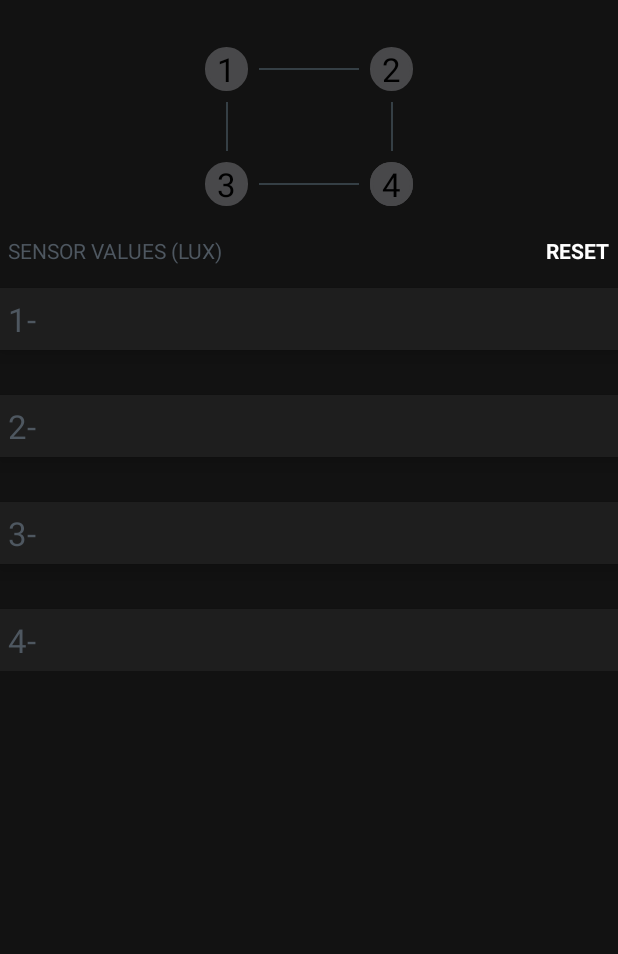
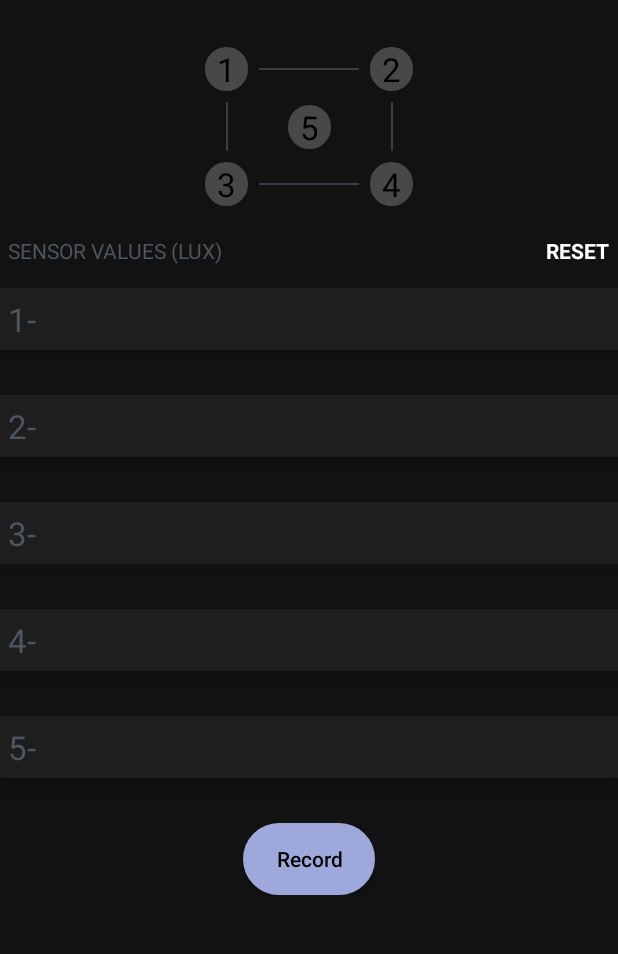
Before and after one commit to AlirezaAbrishami/lux-meter, an Android app: the MainActivity screen opened directly, with no data from a screen before it, on a phone screen of 412 x 824 dp, the part 84-1038 px from its top. Run offline under Robolectric (Android 15) with nearby library versions, the phone set to English and light mode, and no system bars.

Commit message:
UI Progress

```diff
--- a/android/app/src/main/res/layout/activity_main.xml
+++ b/android/app/src/main/res/layout/activity_main.xml
@@ -21,7 +21,7 @@
         <androidx.constraintlayout.widget.ConstraintLayout
             android:layout_width="match_parent"
             android:layout_height="wrap_content"
-            android:paddingBottom="50dp">
+            android:background="@color/backgroundColor">
 
 
             <TextView
@@ -33,7 +33,7 @@
                 android:background="@drawable/text_view_background_off"
                 android:paddingStart="8dp"
                 android:paddingEnd="8dp"
-                android:text="@string/pos_one"
+                android:text="@string/one"
                 android:textColor="@color/buttonTextColor"
                 android:textSize="22sp"
                 app:layout_constraintEnd_toEndOf="parent"
@@ -49,7 +49,7 @@
                 android:background="@drawable/text_view_background_off"
                 android:paddingStart="8dp"
                 android:paddingEnd="8dp"
-                android:text="@string/pos_two"
+                android:text="@string/two"
                 android:textColor="@color/buttonTextColor"
                 android:textSize="22sp"
                 app:layout_constraintEnd_toEndOf="parent"
@@ -78,7 +78,7 @@
                 android:background="@drawable/text_view_background_off"
                 android:paddingStart="8dp"
                 android:paddingEnd="8dp"
-                android:text="@string/pos_three"
+                android:text="@string/three"
                 android:textColor="@color/buttonTextColor"
                 android:textSize="22sp"
                 app:layout_constraintStart_toStartOf="@id/main_position_one"
@@ -105,7 +105,7 @@
                 android:background="@drawable/text_view_background_off"
                 android:paddingStart="8dp"
                 android:paddingEnd="8dp"
-                android:text="@string/pos_four"
+                android:text="@string/four"
                 android:textColor="@color/buttonTextColor"
                 android:textSize="22sp"
                 app:layout_constraintStart_toStartOf="@id/main_position_two"
@@ -142,15 +142,16 @@
                 android:id="@+id/main_position_five"
                 android:layout_width="wrap_content"
                 android:layout_height="wrap_content"
-                android:layout_marginTop="47dp"
                 android:background="@drawable/text_view_background_off"
                 android:paddingStart="8dp"
                 android:paddingEnd="8dp"
-                android:text="@string/pos_four"
+                android:text="@string/five"
                 android:textColor="@color/buttonTextColor"
                 android:textSize="22sp"
-                app:layout_constraintStart_toStartOf="@id/main_position_two"
-                app:layout_constraintTop_toBottomOf="@id/main_position_two" />
+                app:layout_constraintBottom_toBottomOf="@id/main_position_view_bottom"
+                app:layout_constraintEnd_toStartOf="@id/main_position_two"
+                app:layout_constraintStart_toEndOf="@id/main_position_one"
+                app:layout_constraintTop_toTopOf="@id/main_position_view_top" />
 
 
             <TextView
@@ -196,7 +197,7 @@
                     android:layout_width="wrap_content"
                     android:layout_height="wrap_content"
                     android:layout_marginStart="5dp"
-                    android:text="@string/one"
+                    android:text="@string/first"
                     android:textColor="@color/text"
                     android:textSize="22sp"
                     app:layout_constraintStart_toStartOf="parent"
@@ -230,7 +231,7 @@
                     android:layout_width="wrap_content"
                     android:layout_height="wrap_content"
                     android:layout_marginStart="5dp"
-                    android:text="@string/two"
+                    android:text="@string/second"
                     android:textColor="@color/text"
                     android:textSize="22sp"
                     app:layout_constraintStart_toStartOf="parent"
@@ -264,7 +265,7 @@
                     android:layout_width="wrap_content"
                     android:layout_height="wrap_content"
                     android:layout_marginStart="5dp"
-                    android:text="@string/three"
+                    android:text="@string/third"
                     android:textColor="@color/text"
                     android:textSize="22sp"
                     app:layout_constraintStart_toStartOf="parent"
@@ -299,7 +300,7 @@
                     android:layout_width="wrap_content"
                     android:layout_height="wrap_content"
                     android:layout_marginStart="5dp"
-                    android:text="@string/four"
+                    android:text="@string/fourth"
                     android:textColor="@color/text"
                     android:textSize="22sp"
                     app:layout_constraintStart_toStartOf="parent"
@@ -316,7 +317,56 @@
                     app:layout_constraintTop_toTopOf="parent" />
             </androidx.constraintlayout.widget.ConstraintLayout>
 
+            <androidx.constraintlayout.widget.ConstraintLayout
+                android:id="@+id/main_fifth_layout"
+                android:layout_width="match_parent"
+                android:layout_height="wrap_content"
+                android:layout_marginTop="30dp"
+                android:layout_marginBottom="20dp"
+                android:background="@color/elevationColor"
+                android:elevation="8dp"
+                android:paddingTop="6dp"
+                android:paddingBottom="6dp"
+                android:visibility="visible"
+                app:layout_constraintTop_toBottomOf="@id/main_fourth_layout">
+
+                <TextView
+                    android:id="@+id/main_fifth"
+                    android:layout_width="wrap_content"
+                    android:layout_height="wrap_content"
+                    android:layout_marginStart="5dp"
+                    android:text="@string/fifth"
+                    android:textColor="@color/text"
+                    android:textSize="22sp"
+                    app:layout_constraintStart_toStartOf="parent"
+                    app:layout_constraintTop_toTopOf="parent" />
+
+                <TextView
+                    android:id="@+id/main_fifth_value"
+                    android:layout_width="wrap_content"
+                    android:layout_height="wrap_content"
+                    android:layout_marginStart="5dp"
+                    android:textColor="@color/textColor"
+                    android:textSize="22sp"
+                    app:layout_constraintStart_toEndOf="@id/main_fifth"
+                    app:layout_constraintTop_toTopOf="parent" />
+            </androidx.constraintlayout.widget.ConstraintLayout>
+
+            <Button
+                android:id="@+id/main_record"
+                android:layout_width="wrap_content"
+                android:layout_height="wrap_content"
+                android:layout_marginTop="30dp"
+                android:background="@drawable/mybutton"
+                android:text="@string/record"
+                android:textAllCaps="false"
+                android:textColor="@color/buttonTextColor"
+                app:layout_constraintEnd_toEndOf="parent"
+                app:layout_constraintStart_toStartOf="parent"
+                app:layout_constraintTop_toBottomOf="@id/main_fifth_layout" />
+
         </androidx.constraintlayout.widget.ConstraintLayout>
+
     </ScrollView>
 
     <Button
--- a/android/app/src/main/res/values-night/strings.xml
+++ b/android/app/src/main/res/values-night/strings.xml
@@ -9,16 +9,18 @@
     <string name="connect">Connect</string>
     <string name="fill_error">Please enter the device info</string>
     <string name="sensor_values">sensor values (lux)</string>
-    <string name="one">1-</string>
-    <string name="two">2-</string>
-    <string name="three">3-</string>
-    <string name="four">4-</string>
+    <string name="first">1-</string>
+    <string name="second">2-</string>
+    <string name="third">3-</string>
+    <string name="fourth">4-</string>
+    <string name="fifth">5-</string>
     <string name="reset">reset</string>
     <string name="connecting">Connecting…</string>
     <string name="mode">dark</string>
-    <string name="pos_one">1</string>
-    <string name="pos_two">2</string>
-    <string name="pos_three">3</string>
-    <string name="pos_four">4</string>
-    <string name="pos_five">5</string>
+    <string name="one">1</string>
+    <string name="two">2</string>
+    <string name="three">3</string>
+    <string name="four">4</string>
+    <string name="five">5</string>
+    <string name="record">Record</string>
 </resources>
--- a/android/app/src/main/res/values/strings.xml
+++ b/android/app/src/main/res/values/strings.xml
@@ -9,16 +9,18 @@
     <string name="connect">Connect</string>
     <string name="fill_error">Please enter the device info</string>
     <string name="sensor_values">sensor values (lux)</string>
-    <string name="one">1-</string>
-    <string name="two">2-</string>
-    <string name="three">3-</string>
-    <string name="four">4-</string>
+    <string name="first">1-</string>
+    <string name="second">2-</string>
+    <string name="third">3-</string>
+    <string name="fourth">4-</string>
+    <string name="fifth">5-</string>
     <string name="reset">reset</string>
     <string name="connecting">Connecting…</string>
     <string name="mode">light</string>
-    <string name="pos_one">1</string>
-    <string name="pos_two">2</string>
-    <string name="pos_three">3</string>
-    <string name="pos_four">4</string>
-    <string name="pos_five">5</string>
+    <string name="one">1</string>
+    <string name="two">2</string>
+    <string name="three">3</string>
+    <string name="four">4</string>
+    <string name="five">5</string>
+    <string name="record">Record</string>
 </resources>
```
